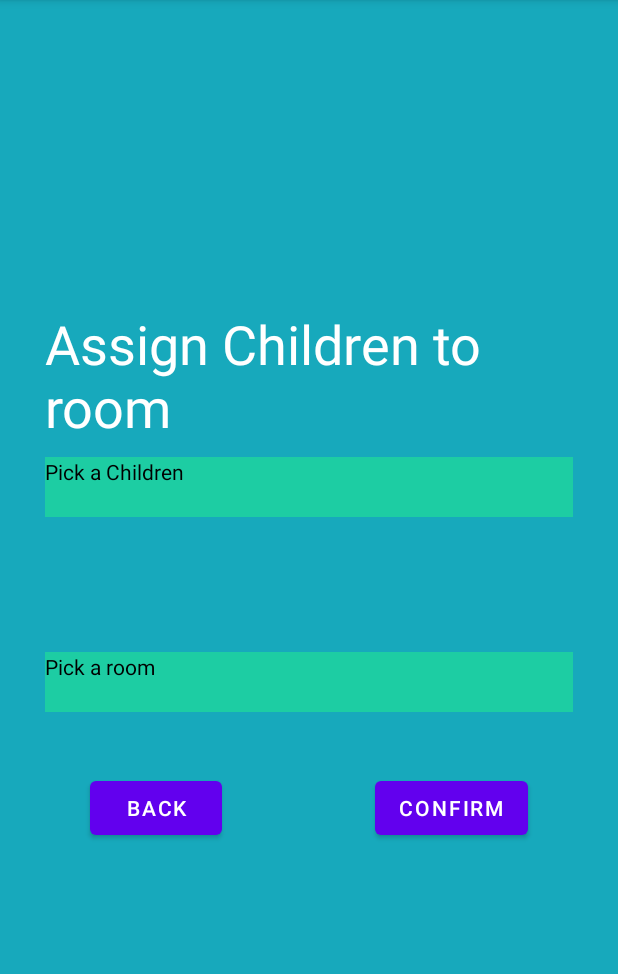
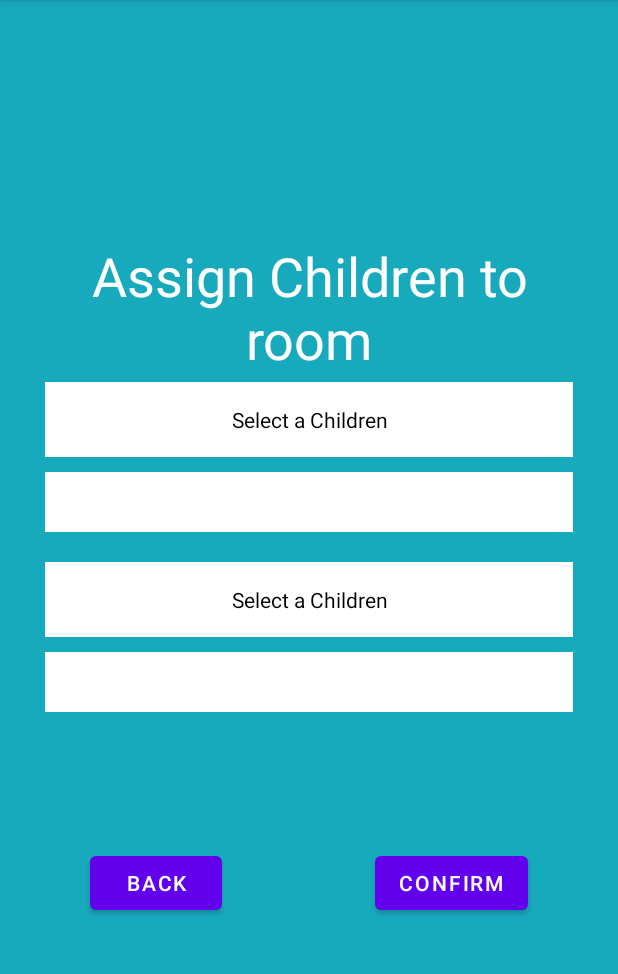
Before and after one commit to filipegoncalves9119/ProjetoPDM, an Android app: the AddChildRoomActivity screen opened directly, with no data from a screen before it, on a phone screen of 412 x 824 dp, the part 84-1058 px from its top. Run offline under Robolectric (Android 15) with nearby library versions, the phone set to English and light mode, and no system bars; our stand-ins replace Firebase (no records; nobody signed in at launch, a user with empty details on screens opened directly).

Commit message:
edit / delete finished

```diff
--- a/MedicacaoCrianca/app/src/main/AndroidManifest.xml
+++ b/MedicacaoCrianca/app/src/main/AndroidManifest.xml
@@ -12,7 +12,8 @@
         android:roundIcon="@mipmap/ic_launcher_round"
         android:supportsRtl="true"
         android:theme="@style/Theme.MedicacaoCrianca">
-        <activity android:name=".activity.OpenChildSelectedActivity"></activity>
+        <activity android:name=".activity.ChangeOrDeleteActivity"></activity>
+        <activity android:name=".activity.OpenChildSelectedActivity" />
         <activity android:name=".activity.AddChildRoomActivity" />
         <activity android:name=".activity.TeacherHomeActivity" />
         <activity android:name=".activity.AddTeacherActivity" />
--- a/MedicacaoCrianca/app/src/main/java/com/example/medicacaocrianca/activity/AddRoomActivity.java
+++ b/MedicacaoCrianca/app/src/main/java/com/example/medicacaocrianca/activity/AddRoomActivity.java
@@ -93,6 +93,7 @@ public class AddRoomActivity extends AppCompatActivity implements AdapterView.On
             @Override
             public void onClick(View v) {
                 register();
+                finish();
             }
         });
 
@@ -102,8 +103,9 @@ public class AddRoomActivity extends AppCompatActivity implements AdapterView.On
         this.backBtn.setOnClickListener(new View.OnClickListener() {
             @Override
             public void onClick(View v) {
-                Intent backHomeBtn = new Intent(AddRoomActivity.this, AdminHomeActivity.class);
-                startActivity(backHomeBtn);
+               // Intent backHomeBtn = new Intent(AddRoomActivity.this, AdminHomeActivity.class);
+                //startActivity(backHomeBtn);
+                finish();
             }
         });
 
--- a/MedicacaoCrianca/app/src/main/java/com/example/medicacaocrianca/activity/MainActivity.java
+++ b/MedicacaoCrianca/app/src/main/java/com/example/medicacaocrianca/activity/MainActivity.java
@@ -76,10 +76,12 @@ public class MainActivity extends AppCompatActivity {
                         Toast.makeText(MainActivity.this, getString(R.string.successAdmin) ,Toast.LENGTH_SHORT).show();
                         Intent intent = new Intent(MainActivity.this, AdminHomeActivity.class);
                         startActivity(intent);
+                        finish();
                     }else {
                         Toast.makeText(MainActivity.this, getString(R.string.succesLogin) ,Toast.LENGTH_SHORT).show();
                         Intent intent = new Intent(MainActivity.this, TeacherHomeActivity.class);
                         startActivity(intent);
+                        finish();
                     }
                 }else{
                     Toast.makeText(MainActivity.this, getString(R.string.incorrectData) ,Toast.LENGTH_SHORT).show();
--- a/MedicacaoCrianca/app/src/main/java/com/example/medicacaocrianca/adapter/ChildAdapter.java
+++ b/MedicacaoCrianca/app/src/main/java/com/example/medicacaocrianca/adapter/ChildAdapter.java
@@ -77,6 +77,7 @@ public class ChildAdapter extends RecyclerView.Adapter<ChildAdapter.MyViewHolder
             Intent intent = new Intent(context, OpenChildSelectedActivity.class);
             intent.putExtra("name", children.getFullName());
             intent.putExtra("picture", nameToSave);
+
             intent.setFlags(Intent.FLAG_ACTIVITY_NEW_TASK);
 
             holder.itemView.getContext().startActivity(intent);
--- a/MedicacaoCrianca/app/src/main/java/com/example/medicacaocrianca/database/ChildrenDao.java
+++ b/MedicacaoCrianca/app/src/main/java/com/example/medicacaocrianca/database/ChildrenDao.java
@@ -23,7 +23,7 @@ public interface ChildrenDao {
     void update(Children update);
 
     @Delete
-    void deletee(Children children);
+    void delete(Children children);
 
     @Query("select * from children where id = :id")
     Children get(long id);
--- a/MedicacaoCrianca/app/src/main/java/com/example/medicacaocrianca/model/Children.java
+++ b/MedicacaoCrianca/app/src/main/java/com/example/medicacaocrianca/model/Children.java
@@ -4,10 +4,11 @@ import androidx.room.Entity;
 import androidx.room.Ignore;
 import androidx.room.PrimaryKey;
 
+import java.io.Serializable;
 import java.text.DateFormat;
 
 @Entity
-public class Children {
+public class Children implements Serializable {
 
     @PrimaryKey(autoGenerate = true)
     private  long id;
--- a/MedicacaoCrianca/app/src/main/res/layout/activity_add_child_room.xml
+++ b/MedicacaoCrianca/app/src/main/res/layout/activity_add_child_room.xml
@@ -4,10 +4,10 @@
     xmlns:tools="http://schemas.android.com/tools"
     android:layout_width="match_parent"
     android:layout_height="match_parent"
+    android:background="#17A9BC"
     android:gravity="center"
     android:orientation="vertical"
     android:paddingHorizontal="30dp"
-    android:background="#17A9BC"
     tools:context=".activity.AdminHomeActivity">
 
     <TextView
@@ -15,44 +15,61 @@
         android:layout_height="100dp"
         android:text="@string/add_chil_to_room"
         android:textColor="#ffffff"
-    android:textSize="36dp"
-    />
+        android:gravity="center"
+        android:textSize="36dp" />
+
     <RelativeLayout
         android:layout_width="match_parent"
-        android:layout_height="70dp">
+        android:layout_height="120dp">
+
         <TextView
             android:id="@+id/textView_name_id"
             android:layout_width="match_parent"
-            android:background="@color/card_color"
-            android:textColor="@color/black"
-            android:layout_height="40dp"
-            android:text="@string/pickChildren"/>
+            android:layout_height="50dp"
+            android:textAlignment="center"
+            android:gravity="center"
+            android:background="@color/white"
+            android:text="@string/pickChildren"
+            android:textColor="@color/black" />
+
         <Spinner
             android:id="@+id/spinner_name_id"
             android:layout_width="match_parent"
-        android:layout_height="wrap_content"
-        android:layout_alignBottom="@+id/textView_name_id"/>
+            android:layout_height="40dp"
+            android:textAlignment="center"
+            android:gravity="center"
+            android:layout_marginTop="60dp"
+            android:paddingEnd="10dp"
+            android:background="@color/white" />
 
 
     </RelativeLayout>
 
     <RelativeLayout
+        android:id="@+id/aaaaa"
         android:layout_width="match_parent"
-        android:layout_height="100dp">
+        android:layout_height="150dp">
+
         <TextView
             android:id="@+id/textView_room_id"
             android:layout_width="match_parent"
-            android:background="@color/card_color"
-            android:textColor="@color/black"
-            android:layout_height="40dp"
-            android:layout_alignBottom="@+id/spinner_room_id"
-            android:text="Pick a room"/>
+            android:layout_height="50dp"
+            android:textAlignment="center"
+            android:gravity="center"
+            android:background="@color/white"
+            android:text="@string/pickChildren"
+            android:textColor="@color/black" />
 
         <Spinner
             android:id="@+id/spinner_room_id"
             android:layout_width="match_parent"
-        android:layout_height="wrap_content"
-        android:layout_alignParentBottom="true"/>
+            android:layout_height="40dp"
+            android:textAlignment="center"
+            android:gravity="center"
+            android:layout_marginTop="60dp"
+            android:paddingEnd="10dp"
+            android:background="@color/white"  />
+
     </RelativeLayout>
 
 
@@ -65,17 +82,17 @@
             android:layout_width="wrap_content"
             android:layout_height="wrap_content"
             android:layout_alignParentStart="true"
+            android:layout_marginStart="30dp"
             android:layout_marginTop="40dp"
-            android:layout_marginStart="30dp"
-            android:text="@string/back"/>
+            android:text="@string/back" />
 
         <Button
             android:id="@+id/save_btn_idd"
             android:layout_width="wrap_content"
             android:layout_height="wrap_content"
             android:layout_alignParentEnd="true"
+            android:layout_marginTop="40dp"
             android:layout_marginEnd="30dp"
-            android:layout_marginTop="40dp"
             android:text="@string/confirm" />
 
     </RelativeLayout>
--- a/MedicacaoCrianca/app/src/main/res/layout/activity_add_teacher.xml
+++ b/MedicacaoCrianca/app/src/main/res/layout/activity_add_teacher.xml
@@ -20,7 +20,7 @@
 
     <RelativeLayout
         android:layout_width="match_parent"
-        android:layout_height="60dp">
+        android:layout_height="70dp">
 
         <EditText
             android:id="@+id/teacher_name_text_id"
@@ -36,7 +36,7 @@
 
     <RelativeLayout
         android:layout_width="match_parent"
-        android:layout_height="60dp">
+        android:layout_height="70dp">
 
         <EditText
             android:id="@+id/teacher_email_text_id"
@@ -52,7 +52,7 @@
 
     <RelativeLayout
         android:layout_width="match_parent"
-        android:layout_height="60dp">
+        android:layout_height="70dp">
 
         <EditText
             android:id="@+id/teacher_password_text_id"
--- a/MedicacaoCrianca/app/src/main/res/layout/pills_list_item.xml
+++ b/MedicacaoCrianca/app/src/main/res/layout/pills_list_item.xml
@@ -8,7 +8,7 @@
 
     <TextView
         android:id="@+id/pill_recycler_id"
-        android:layout_width="200dp"
+        android:layout_width="140dp"
         android:layout_height="50dp"
         android:textAlignment="center"
         android:textSize="20dp">
@@ -16,7 +16,7 @@
     </TextView>
     <TextView
         android:id="@+id/timer_recycler_id"
-        android:layout_width="200dp"
+        android:layout_width="140dp"
         android:layout_height="50dp"
         android:textAlignment="center"
         android:textSize="20dp">
--- a/MedicacaoCrianca/app/src/main/res/values/strings.xml
+++ b/MedicacaoCrianca/app/src/main/res/values/strings.xml
@@ -23,7 +23,7 @@
     <string name="phoneNumber">Phone Number</string>
     <string name="takePicture">Take picture</string>
     <string name="selectGallery">Select from gallery</string>
-    <string name="pickChildren">Pick a Children</string>
+    <string name="pickChildren">Select a Children</string>
     <string name="pickRoom">Pick a room</string>
     <string name="alarmSet">\"Alarm set for: \"</string>
     <string name="successAdmin">Successfully logged in as Admin</string>
@@ -37,5 +37,6 @@
     <string name="insert_pill_name">Insert pill name</string>
     <string name="select_hours">Select hours</string>
     <string name="select_from_gallery">Select from gallery</string>
+    <string name="select_a_room">Select a room</string>
 
 </resources>
```
Also changed, not shown: MedicacaoCrianca/app/src/main/java/com/example/medicacaocrianca/activity/AddChildRoomActivity.java (+6 -4 lines), MedicacaoCrianca/app/src/main/java/com/example/medicacaocrianca/activity/AddChildrenActivity.java (+6 -5 lines), MedicacaoCrianca/app/src/main/java/com/example/medicacaocrianca/activity/AddTeacherActivity.java (+7 -4 lines), MedicacaoCrianca/app/src/main/java/com/example/medicacaocrianca/activity/ChangeOrDeleteActivity.java (added, +68 -0 lines), MedicacaoCrianca/app/src/main/java/com/example/medicacaocrianca/activity/OpenChildSelectedActivity.java (+12 -4 lines), MedicacaoCrianca/app/src/main/java/com/example/medicacaocrianca/adapter/SelectedChildAdapter.java (+21 -17 lines), MedicacaoCrianca/app/src/main/res/layout/activity_change_or_delete.xml (added, +58 -0 lines), 1 other file. Lines whose indentation alone changed are shown as unchanged.
